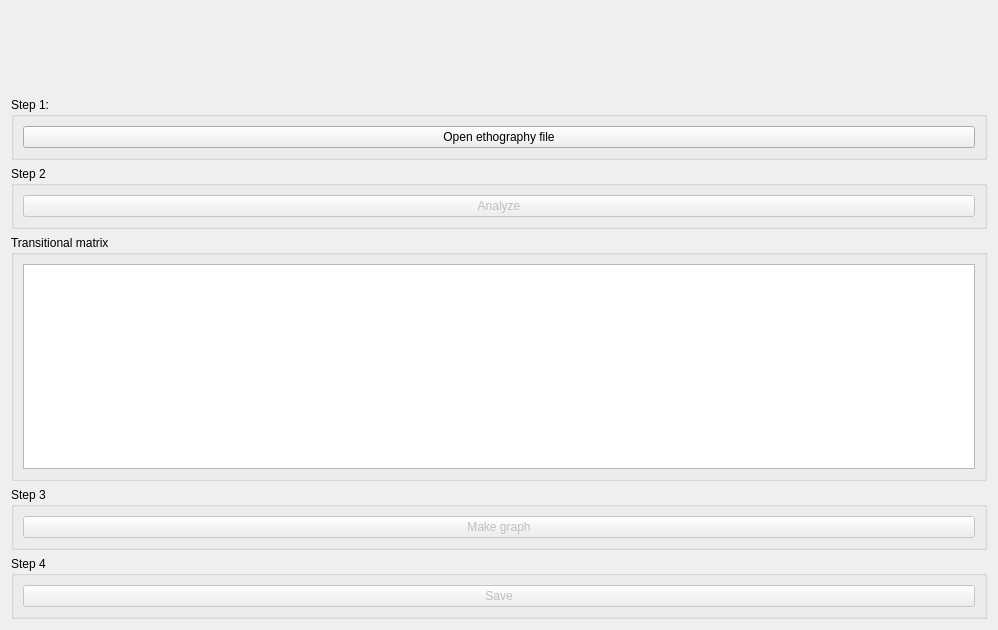
Before: the Qt Designer form src/telamatriztransicao.ui in EthoWatcher/ethowatcher, drawn with Qt 5.
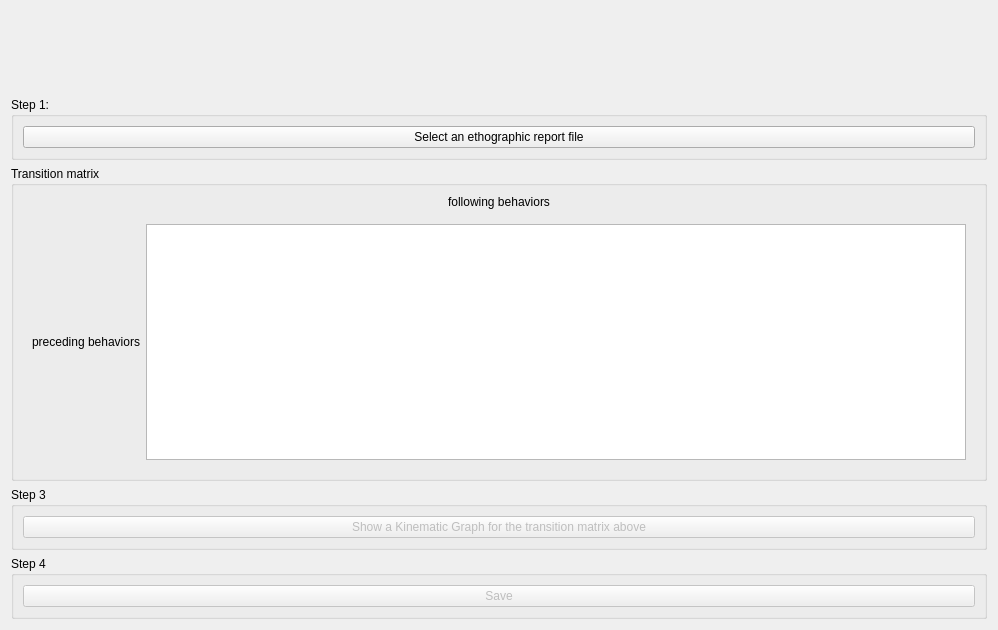
After: the same form once the commit is applied. Icons and pictures are not drawn.

Commit message: Fixin transition matrix module

```diff
--- a/src/telamatriztransicao.ui
+++ b/src/telamatriztransicao.ui
@@ -48,26 +48,7 @@
       <item>
        <widget class="QPushButton" name="pbSeqCarregar">
         <property name="text">
-         <string>Open ethography file</string>
-        </property>
-       </widget>
-      </item>
-     </layout>
-    </widget>
-   </item>
-   <item>
-    <widget class="QGroupBox" name="groupBox_2">
-     <property name="title">
-      <string>Step 2</string>
-     </property>
-     <layout class="QVBoxLayout" name="verticalLayout_4">
-      <item>
-       <widget class="QPushButton" name="pbAnaliseSeq">
-        <property name="enabled">
-         <bool>false</bool>
-        </property>
-        <property name="text">
-         <string>Analyze</string>
+         <string>Select an ethographic report file</string>
         </property>
        </widget>
       </item>
@@ -77,11 +58,34 @@
    <item>
     <widget class="QGroupBox" name="groupBox_6">
      <property name="title">
-      <string>Transitional matrix</string>
+      <string>Transition matrix </string>
      </property>
      <layout class="QVBoxLayout" name="verticalLayout">
       <item>
-       <widget class="QTableWidget" name="tabDadSeq"/>
+       <widget class="QLabel" name="label_2">
+        <property name="text">
+         <string>following behaviors</string>
+        </property>
+        <property name="alignment">
+         <set>Qt::AlignCenter</set>
+        </property>
+       </widget>
+      </item>
+      <item>
+       <widget class="QWidget" name="widget" native="true">
+        <layout class="QHBoxLayout" name="horizontalLayout">
+         <item>
+          <widget class="QLabel" name="label_3">
+           <property name="text">
+            <string>preceding behaviors</string>
+           </property>
+          </widget>
+         </item>
+         <item>
+          <widget class="QTableWidget" name="tabDadSeq"/>
+         </item>
+        </layout>
+       </widget>
       </item>
      </layout>
     </widget>
@@ -98,7 +102,7 @@
          <bool>false</bool>
         </property>
         <property name="text">
-         <string>Make graph</string>
+         <string>Show a Kinematic Graph for the transition matrix above</string>
         </property>
        </widget>
       </item>
```
Left out of the diff: 2 changed lines with no effect on the pictures. The commit also changes 2 other files.
